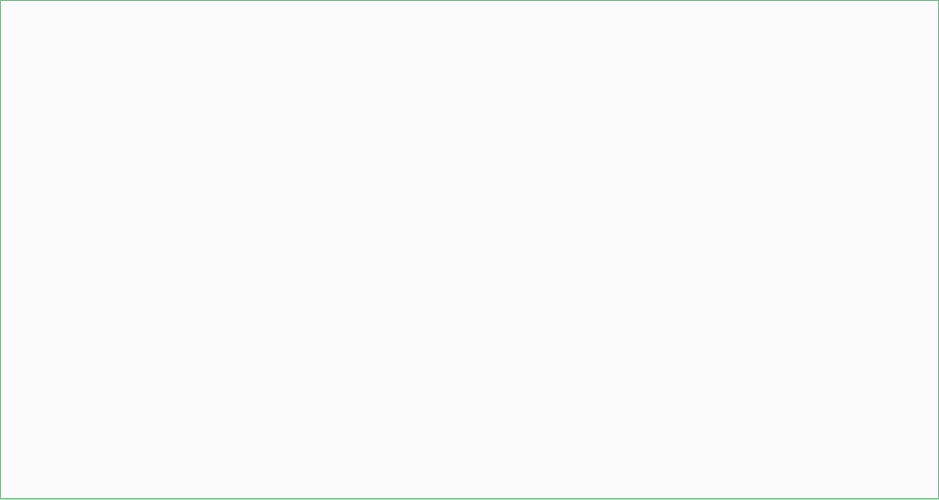
The window that ui/stationtabwidget.ui (afrankenthal/Monicelli) describes before a commit, drawn with Qt 5.
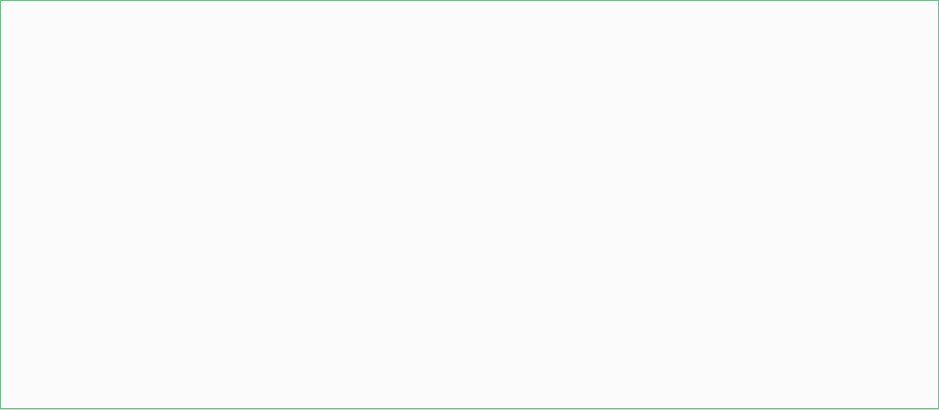
The same window after the commit.

```diff
--- a/ui/stationtabwidget.ui
+++ b/ui/stationtabwidget.ui
@@ -7,7 +7,7 @@
     <x>0</x>
     <y>0</y>
     <width>939</width>
-    <height>500</height>
+    <height>410</height>
    </rect>
   </property>
   <property name="palette">
```
